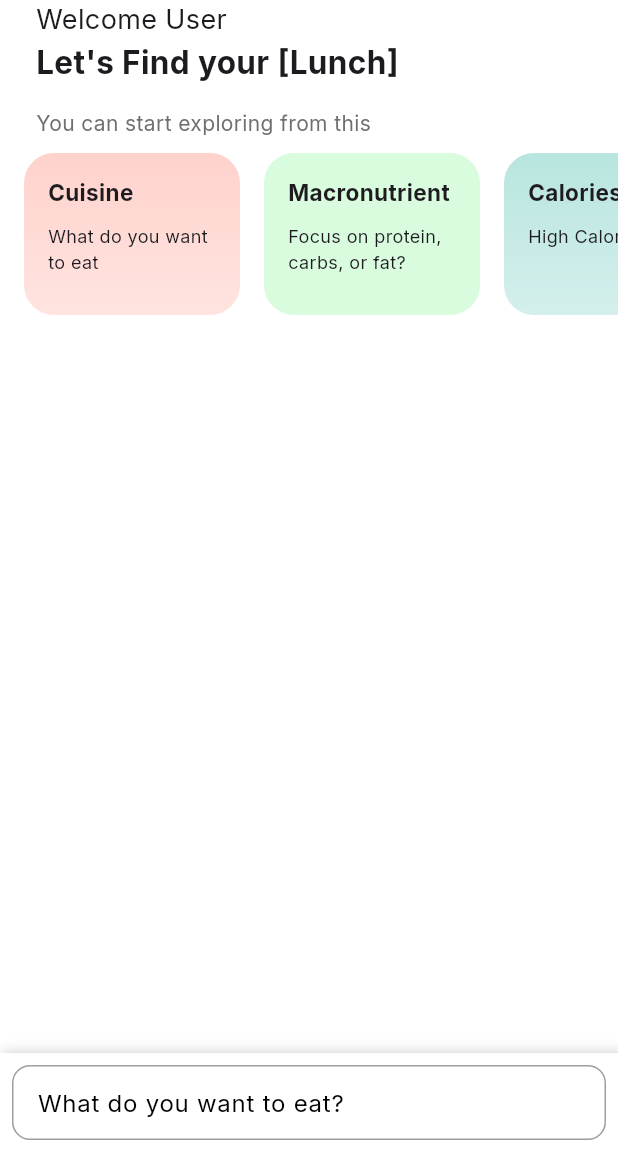
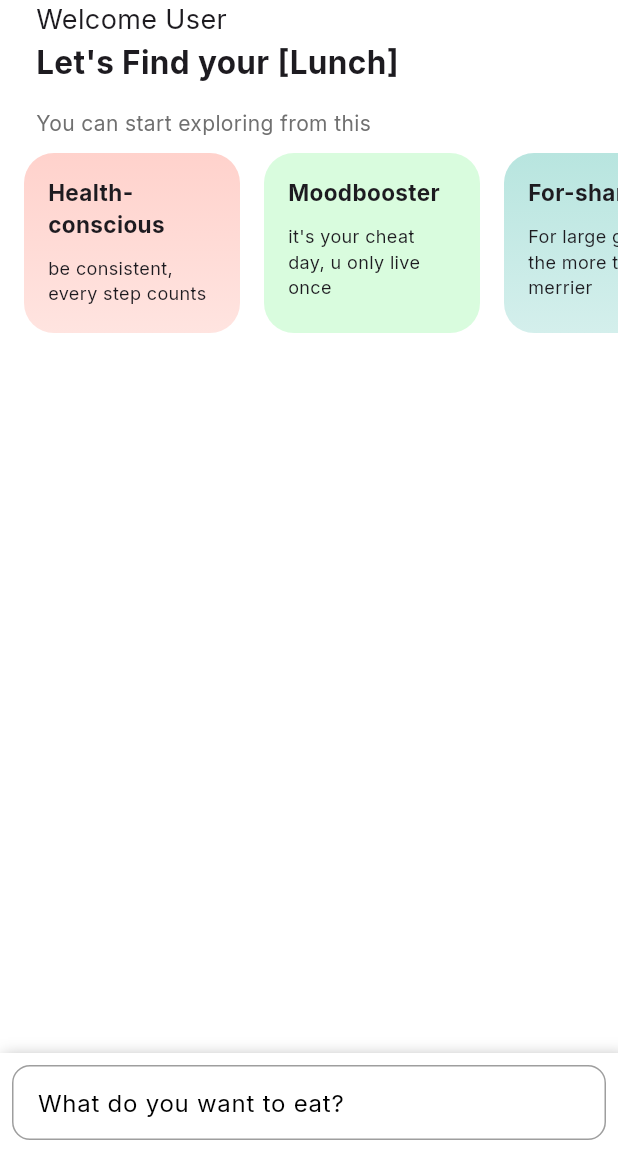
Before and after one commit to gregoriusyuristama/c_enam, a Flutter app: the ChatScreen screen opened by its route, on a phone screen of 412 x 824 dp, the part 84-1236 px from its top. Run offline on Flutter 3.47's test engine with Material 3 defaults, Android fonts, the phone set to English and light mode, and no system bars; our stand-ins replace flutter_svg, google_fonts, google_generative_ai.

Commit message:
add function to prompt using template

```diff
--- a/lib/Features/Chat/Components/prompt_card.dart
+++ b/lib/Features/Chat/Components/prompt_card.dart
@@ -23,7 +23,7 @@ class _PromptCardState extends State<PromptCard> {
   Widget build(BuildContext context) {
     return Container(
       width: 144,
-      height: 108,
+      height: 120,
       decoration: BoxDecoration(
         gradient: LinearGradient(
           colors: [widget.cardStartColor, widget.cardEndColor],
--- a/lib/Features/Chat/Components/prompt_card_list.dart
+++ b/lib/Features/Chat/Components/prompt_card_list.dart
@@ -7,22 +7,28 @@ import '../Model/prompt_model.dart';
 class PromptCardList extends StatefulWidget {
   final cardItems = [
     PromptModel(
-      title: "Cuisine",
-      subtitle: "What do you want to eat",
+      title: "Health-conscious",
+      subtitle: "be consistent, every step counts",
       cardStartColor: CEcolors.redCardStartGradient,
       cardEndColor: CEcolors.redCardEndGradient,
     ),
     PromptModel(
-      title: "Macronutrient",
-      subtitle: "Focus on protein, carbs, or fat?",
+      title: "Moodbooster",
+      subtitle: "it's your cheat day, u only live once",
       cardStartColor: CEcolors.greenCardStartGradient,
       cardEndColor: CEcolors.greenCardEndGradient,
     ),
     PromptModel(
-      title: "Calories",
-      subtitle: "High Calorie",
+      title: "For-sharing",
+      subtitle: "For large group, the more the merrier",
       cardStartColor: CEcolors.blueCardStartGradient,
       cardEndColor: CEcolors.blueCardEndGradient,
+    ),
+    PromptModel(
+      title: "Explore me",
+      subtitle: "Explore new world, my food my adventure",
+      cardStartColor: CEcolors.redCardStartGradient,
+      cardEndColor: CEcolors.redCardEndGradient,
     ),
   ];
 
@@ -39,7 +45,7 @@ class _PromptCardListState extends State<PromptCardList> {
   @override
   Widget build(BuildContext context) {
     return SizedBox(
-      height: 108,
+      height: 120,
       child: ListView.builder(
         scrollDirection: Axis.horizontal,
         itemCount: widget.cardItems.length,
--- a/lib/Features/Chat/Components/welcome_view.dart
+++ b/lib/Features/Chat/Components/welcome_view.dart
@@ -6,7 +6,8 @@ import '../../../Core/Colors/CEColors.dart';
 import '../../../Core/TextStyle/CETextStyle.dart';
 
 class WelcomeView extends StatefulWidget {
-  const WelcomeView({super.key});
+  final Function(String) callback;
+  const WelcomeView({super.key, required this.callback});
 
   @override
   State<WelcomeView> createState() => _WelcomeViewState();
@@ -58,7 +59,13 @@ class _WelcomeViewState extends State<WelcomeView> {
         SizedBox(
           height: 16,
         ),
-        promptText == null ? SizedBox() : SendPromptCard(),
+        promptText == null
+            ? SizedBox()
+            : SendPromptCard(
+                callback: (String prompt) {
+                  widget.callback(prompt);
+                },
+              ),
       ],
     );
   }
--- a/lib/Features/Chat/View/chat_screen.dart
+++ b/lib/Features/Chat/View/chat_screen.dart
@@ -8,6 +8,7 @@ import 'package:c_enam/Features/Chat/Controller/merchant_controller.dart';
 import 'package:c_enam/Features/Chat/Model/merchant_model.dart';
 import 'package:c_enam/Features/Chat/Model/message_model.dart';
 import 'package:c_enam/Features/Chat/Model/prompt_model.dart';
+import 'package:flutter/cupertino.dart';
 import 'package:flutter/material.dart';
 import 'package:flutter/widgets.dart';
 import 'package:flutter_svg/flutter_svg.dart';
@@ -79,7 +80,23 @@ class _ChatScreenState extends State<ChatScreen> {
           Flexible(
             child: Consumer<ChatMessageProvider>(
               builder: (context, value, child) => value.messages.isEmpty
-                  ? const WelcomeView()
+                  ? WelcomeView(
+                      callback: (String prompt) async {
+                        messageProvider?.appendMessage(
+                          Message(message: prompt, isSelf: true),
+                        );
+                        isLoading = true;
+                        RespMerchants resp =
+                            await MerchantController.fetchMerchants();
+                        String answer = await GeminiUtilites.shared.askFood(
+                          prompt,
+                          resp.data ?? [],
+                        );
+                        isLoading = false;
+                        messageProvider?.appendMessage(
+                            Message(message: answer, isSelf: false));
+                      },
+                    )
                   : ListView.builder(
                       shrinkWrap: true,
                       itemCount: value.messages.length,
@@ -89,7 +106,13 @@ class _ChatScreenState extends State<ChatScreen> {
                     ),
             ),
           ),
-          isLoading ? CircularProgressIndicator.adaptive() : SizedBox(),
+          isLoading
+              ? Padding(
+                  padding: EdgeInsets.only(
+                      bottom: MediaQuery.of(context).padding.bottom),
+                  child: CircularProgressIndicator.adaptive(),
+                )
+              : SizedBox(),
           Container(
             padding: EdgeInsets.only(
               bottom: MediaQuery.of(context).padding.bottom,
@@ -186,7 +209,9 @@ class _ChatScreenState extends State<ChatScreen> {
   }
 
   Widget chatContainer(ChatMessageProvider value, int index) {
-    return Padding(
+    return Column(
+      children: [
+        Padding(
           padding: const EdgeInsets.symmetric(horizontal: 24, vertical: 8),
           child: Row(
             crossAxisAlignment: CrossAxisAlignment.start,
@@ -240,6 +265,8 @@ class _ChatScreenState extends State<ChatScreen> {
               )
             ],
           ),
+        ),
+      ],
     );
   }
 }
```
Also changed, not shown: lib/Features/Chat/Components/send_prompt_card.dart (+92 -26 lines), lib/Core/Utilities/gemini_utilities.dart (indentation only). Lines whose indentation alone changed are shown as unchanged.
